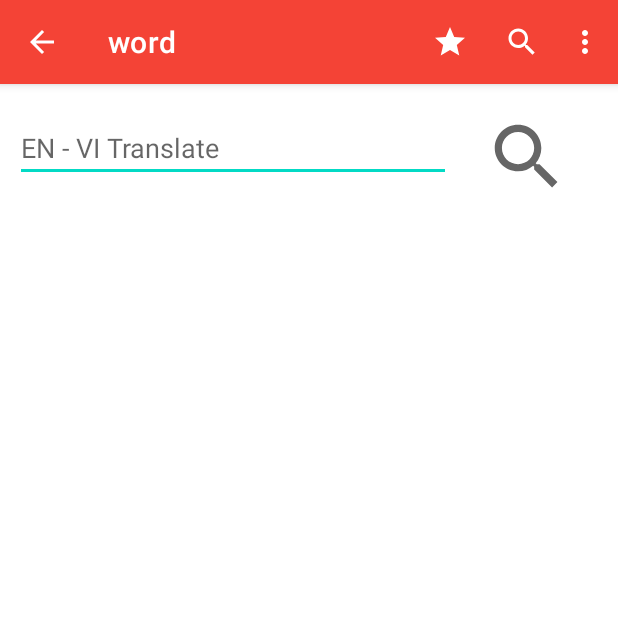
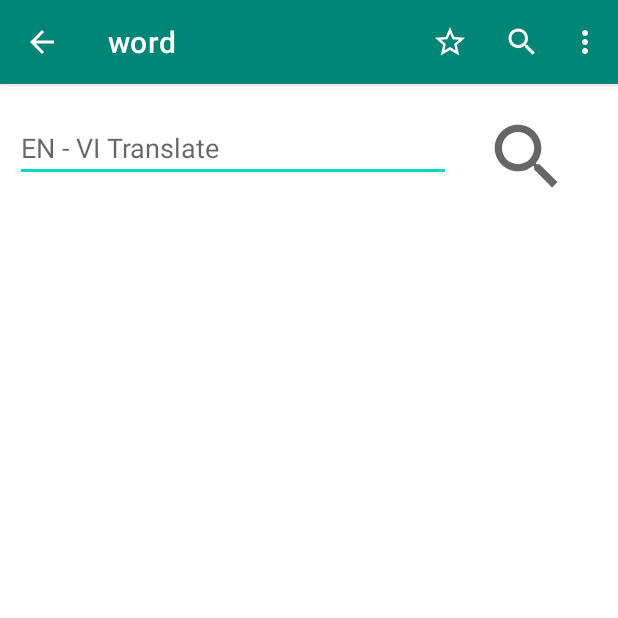
Before and after one commit to tuannq2299/Dictionary, an Android app: the VnActivity screen opened directly, with no data from a screen before it, on a phone screen of 412 x 824 dp, the top half of it. Run offline under Robolectric (Android 15) with nearby library versions, the phone set to English and light mode, and no system bars.

Commit message:
change color

```diff
--- a/app/src/main/res/menu/menu.xml
+++ b/app/src/main/res/menu/menu.xml
@@ -4,10 +4,11 @@
 
     <item
         android:id="@+id/favorite"
-        android:icon="@drawable/favorite"
+        android:icon="@drawable/no_favorite"
         android:title="@string/favorite"
         android:contentDescription="@string/favorite"
-        app:showAsAction="ifRoom" />
+        app:showAsAction="ifRoom"
+        />
 
     <item
         android:id="@+id/search"
--- a/app/src/main/res/values/themes.xml
+++ b/app/src/main/res/values/themes.xml
@@ -2,7 +2,7 @@
     <!-- Base application theme. -->
     <style name="Theme.TFlat" parent="Theme.MaterialComponents.DayNight.DarkActionBar">
         <!-- Primary brand color. -->
-        <item name="colorPrimary">@color/red</item>
+        <item name="colorPrimary">@color/main</item>
         <item name="colorPrimaryVariant">@color/purple_700</item>
         <item name="colorOnPrimary">@color/white</item>
         <!-- Secondary brand color. -->
```
